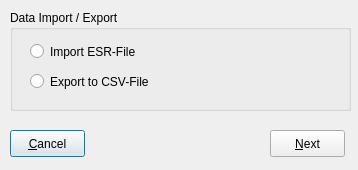
This is trunk/ui/accountsimpexpfrm.ui in BackupTheBerlios/first4-svn as Qt 5 draws it before an edit. The edited form follows.
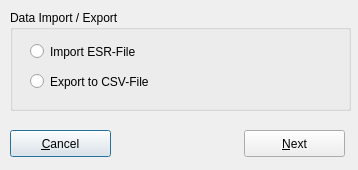
This is the edited form. Icons and pictures are not drawn.

Diff of the .ui file:
```diff
--- a/trunk/ui/accountsimpexpfrm.ui
+++ b/trunk/ui/accountsimpexpfrm.ui
@@ -59,7 +59,7 @@
     <rect>
      <x>10</x>
      <y>130</y>
-     <width>75</width>
+     <width>101</width>
      <height>27</height>
     </rect>
    </property>
@@ -70,9 +70,9 @@
   <widget class="QPushButton" name="btnnext" >
    <property name="geometry" >
     <rect>
-     <x>270</x>
+     <x>244</x>
      <y>130</y>
-     <width>75</width>
+     <width>101</width>
      <height>27</height>
     </rect>
    </property>
```
Left out of the diff: 12 changed lines with no effect on the pictures.
